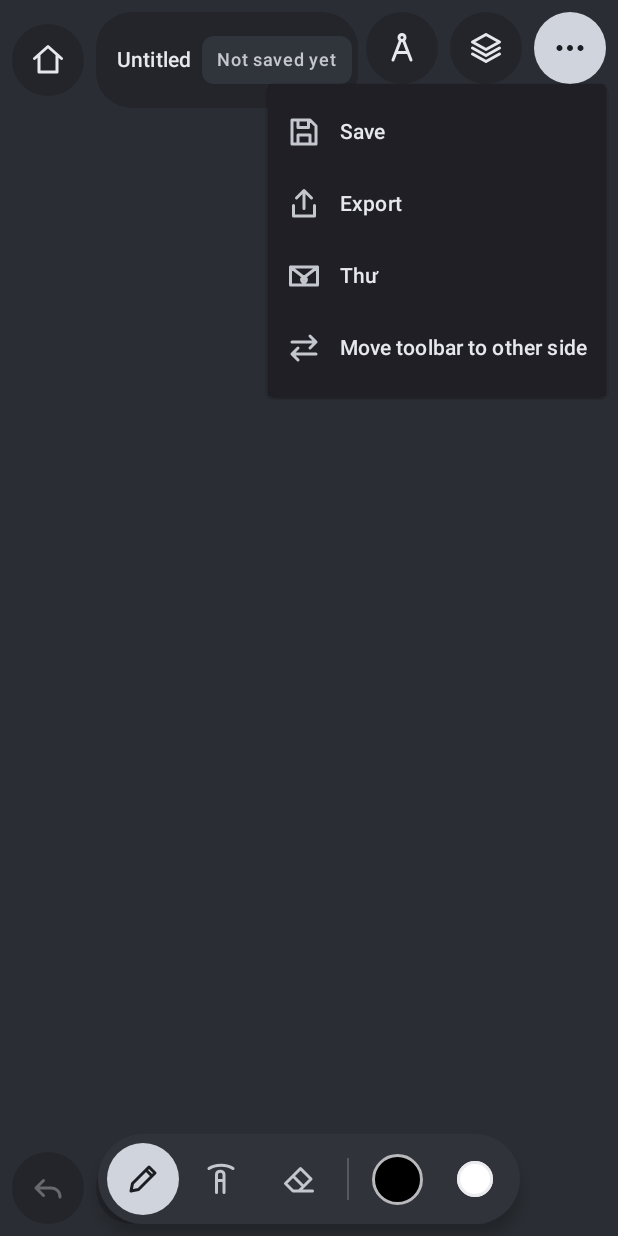
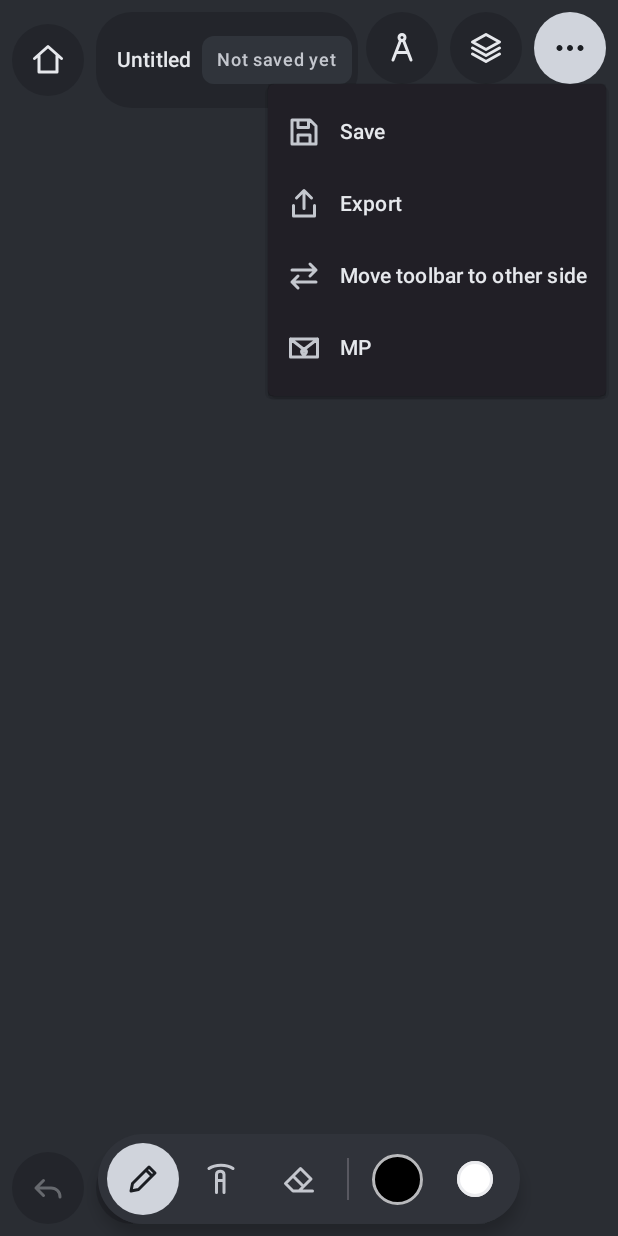
Before and after one commit to hairbui76/veskra, an Android app built with Jetpack Compose: the composable EditorScreen shown on its own in the app's theme, after a tap on "More", on a phone screen of 412 x 824 dp. Run offline under Robolectric (Android 15) with nearby library versions, the phone set to English and light mode, and no system bars; libraries missing offline, so code that uses them is left out: androidx.input.motionprediction; 1 statement that could not run was skipped.

Commit message:
Android: letter item last in the More menu as MP; title Just a letter..., no icon
Co-Authored-By: Claude Opus 5.5 <noreply@anthropic.com>

```diff
--- a/apps/android/app/src/main/kotlin/org/veskra/dev/ui/editor/EditorScreen.kt
+++ b/apps/android/app/src/main/kotlin/org/veskra/dev/ui/editor/EditorScreen.kt
@@ -43,7 +43,6 @@ import androidx.compose.runtime.setValue
 import androidx.compose.material3.AlertDialog
 import androidx.compose.foundation.rememberScrollState
 import androidx.compose.foundation.verticalScroll
-import androidx.compose.ui.graphics.Color
 import androidx.compose.ui.Alignment
 import androidx.compose.ui.Modifier
 import androidx.compose.ui.draw.clip
@@ -237,14 +236,14 @@ private fun MoreMenu(state: UiState, vm: VeskraViewModel) {
                 onClick = { open = false; vm.openExport() },
             )
             DropdownMenuItem(
+                text = { Text(stringResource(R.string.tool_switch_side)) },
+                leadingIcon = { Icon(VeskraIcons.SwapSide, contentDescription = null) },
+                onClick = { open = false; vm.toggleRailSide() },
+            )
+            DropdownMenuItem(
                 text = { Text(stringResource(R.string.letter_menu)) },
                 leadingIcon = { Icon(VeskraIcons.Letter, contentDescription = null) },
                 onClick = { open = false; letter = true },
-            )
-            DropdownMenuItem(
-                text = { Text(stringResource(R.string.tool_switch_side)) },
-                leadingIcon = { Icon(VeskraIcons.SwapSide, contentDescription = null) },
-                onClick = { open = false; vm.toggleRailSide() },
             )
         }
     }
@@ -255,7 +254,6 @@ private fun MoreMenu(state: UiState, vm: VeskraViewModel) {
 private fun LetterDialog(onDismiss: () -> Unit) {
     AlertDialog(
         onDismissRequest = onDismiss,
-        icon = { Icon(VeskraIcons.Letter, contentDescription = null, tint = Color(0xFFF07882)) },
         title = { Text(stringResource(R.string.letter_title)) },
         text = {
             Text(
--- a/apps/android/app/src/main/res/values/strings.xml
+++ b/apps/android/app/src/main/res/values/strings.xml
@@ -75,8 +75,8 @@
     <string name="tool_tools">Tools</string>
     <string name="tool_more">More</string>
     <!-- A personal letter from the author; intentionally Vietnamese only. -->
-    <string name="letter_menu" translatable="false">Thư</string>
-    <string name="letter_title" translatable="false">💌 Một lá thư</string>
+    <string name="letter_menu" translatable="false">MP</string>
+    <string name="letter_title" translatable="false">Just a letter...</string>
     <string name="letter_body" translatable="false">Tặng Minh Phương. Em đừng thức khuya quá nhìu, cần gì thì nói với tui. Chúc con đường em đi thuận buồm xuôi gió, lúc nào cũng có cầu vồng kế bên, chúc cho những cơn mưa luôn là những dòng nước mát làm em dễ chịu. Còn nếu có gì khó, gọi anh.</string>
     <string name="letter_close" translatable="false">Đã đọc ♥</string>
     <string name="tool_brush_smoothing">Smoothing</string>
```
